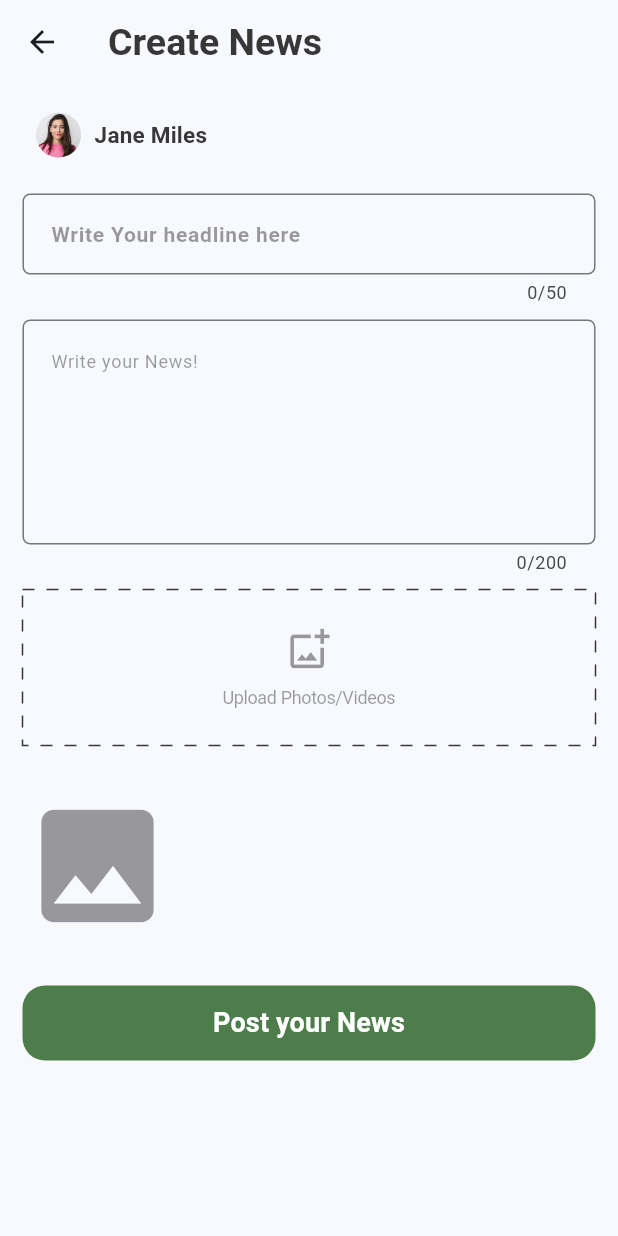
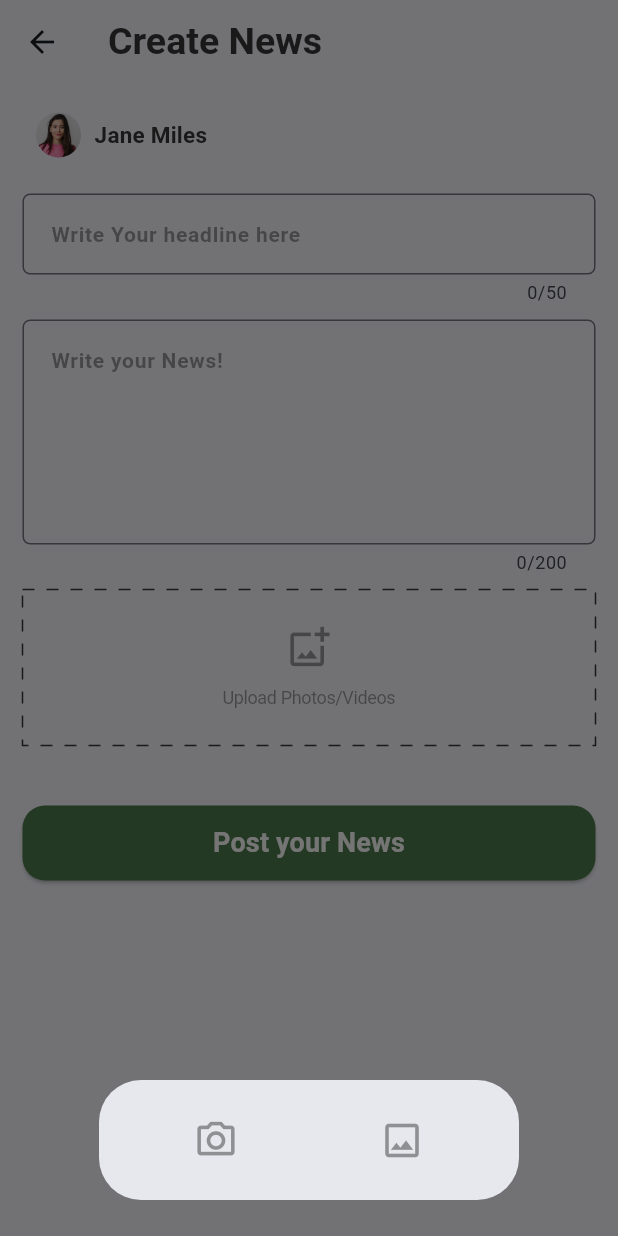
Before and after one commit to BhanuHasaranga/AgroConnect, a Flutter app: the CreateNews screen opened directly, after a tap on "Upload Photos/Videos", on a phone screen of 412 x 824 dp. Run offline on Flutter 3.47's test engine with Material 3 defaults, Android fonts, the light colour scheme and no system bars; drawn by our look-alikes of dotted_border; our stand-ins replace image_picker; Roboto replaces fonts that are missing (Poppins).

Commit message:
create news screen done

```diff
--- a/lib/screens/create_news_screen.dart
+++ b/lib/screens/create_news_screen.dart
@@ -1,11 +1,9 @@
+import '../widgets/imagePicker.dart';
+
 import 'dart:io';
-
-import 'package:dotted_border/dotted_border.dart';
 import 'package:flutter/material.dart';
 import 'package:image_picker/image_picker.dart';
-
-import '../widgets/imagePicker.dart';
-// import 'package:image_picker/image_picker.dart';
+import 'package:dotted_border/dotted_border.dart';
 
 class CreateNews extends StatefulWidget {
   const CreateNews({Key? key}) : super(key: key);
@@ -17,7 +15,7 @@ class CreateNews extends StatefulWidget {
 class _CreateNewsState extends State<CreateNews> {
   String headline = "";
   String news = "";
-  XFile? image_0;
+  List<XFile?> selectedImages = [];
 
   @override
   Widget build(BuildContext context) {
@@ -30,7 +28,6 @@ class _CreateNewsState extends State<CreateNews> {
             fontSize: 25,
             fontFamily: 'Poppins',
             fontWeight: FontWeight.w600,
-            height: 0,
           ),
         ),
       ),
@@ -38,15 +35,40 @@ class _CreateNewsState extends State<CreateNews> {
         padding: const EdgeInsets.symmetric(horizontal: 15, vertical: 10),
         child: Column(
           children: [
-            Row(
+            _buildUserDetails(),
+            const SizedBox(height: 15),
+            _buildTextField(
+              label: 'Write Your headline here',
+              maxLength: 50,
+              onChanged: (value) => setState(() => headline = value),
+            ),
+            const SizedBox(height: 10),
+            _buildTextField(
+              label: 'Write your News!',
+              maxLength: 200,
+              maxLines: 5,
+              onChanged: (value) => setState(() => news = value),
+            ),
+            const SizedBox(height: 10),
+            _buildImagePicker(),
+            const SizedBox(height: 20),
+            _buildImageGrid(),
+            const SizedBox(height: 20),
+            _buildPostButton(),
+          ],
+        ),
+      ),
+    );
+  }
+
+  Widget _buildUserDetails() {
+    return Row(
       children: [
         IconButton(
           onPressed: () {},
           icon: const CircleAvatar(
             radius: 15,
-                    backgroundImage: AssetImage(
-                      'lib/assets/user.png',
-                    ),
+            backgroundImage: AssetImage('lib/assets/user.png'),
           ),
         ),
         const Text(
@@ -56,35 +78,30 @@ class _CreateNewsState extends State<CreateNews> {
             fontSize: 15,
             fontFamily: 'Poppins',
             fontWeight: FontWeight.w600,
-                    height: 0,
             letterSpacing: 0.15,
           ),
         ),
       ],
-            ),
-            const SizedBox(
-              height: 15,
-            ),
-            // Text(
-            //   headline,
-            //   style: const TextStyle(
-            //     color: Color(0xFF373737),
-            //   ),
-            // ),
-            TextField(
-              maxLength: 50,
-              onSubmitted: (String str) {
-                setState(() {
-                  headline = str;
-                });
-              },
+    );
+  }
+
+  Widget _buildTextField({
+    required String label,
+    required int maxLength,
+    int maxLines = 1,
+    required ValueChanged<String> onChanged,
+  }) {
+    return TextField(
+      maxLength: maxLength,
+      maxLines: maxLines,
+      onChanged: onChanged,
       decoration: InputDecoration(
         contentPadding:
             const EdgeInsets.symmetric(vertical: 15, horizontal: 15),
         border: OutlineInputBorder(
           borderRadius: BorderRadius.circular(5.0),
         ),
-                hintText: 'Write Your headline here',
+        hintText: label,
         hintStyle: const TextStyle(
           color: Color(0x7F373737),
           fontSize: 14,
@@ -92,51 +109,16 @@ class _CreateNewsState extends State<CreateNews> {
           fontWeight: FontWeight.w600,
         ),
       ),
-            ),
-            const SizedBox(
-              height: 10,
-            ),
-            TextField(
-              maxLength: 200,
-              maxLines: 5,
-              // minLines: 1,
-              onSubmitted: (String str) {
-                setState(() {
-                  news = str;
-                });
-              },
-              decoration: InputDecoration(
-                contentPadding:
-                    const EdgeInsets.symmetric(vertical: 15, horizontal: 15),
-                border: OutlineInputBorder(
-                  borderRadius: BorderRadius.circular(5.0),
-                ),
-                hintText: 'Write your News!',
-                hintStyle: const TextStyle(
-                  color: Color(0x7F373737),
-                  fontSize: 12,
-                  fontFamily: 'Poppins',
-                  fontWeight: FontWeight.w400,
-                ),
-              ),
-            ),
-            const SizedBox(
-              height: 10,
-            ),
-            DottedBorder(
-              // strokeWidth: 1,
+    );
+  }
+
+  Widget _buildImagePicker() {
+    return GestureDetector(
+      onTap: _selectImage,
+      child: DottedBorder(
         dashPattern: [8, 8],
         radius: const Radius.circular(5),
         color: const Color(0xFF373737),
-              child: GestureDetector(
-                onTap: () {
-                  CustomImagePicker.showImagePickerDialog(context,
-                      (XFile? image) {
-                    setState(() {
-                      image_0 = image;
-                    });
-                  });
-                },
         child: Container(
           height: 100,
           child: const Center(
@@ -148,9 +130,7 @@ class _CreateNewsState extends State<CreateNews> {
                   color: Color(0x7F373737),
                   size: 30,
                 ),
-                        SizedBox(
-                          height: 10,
-                        ),
+                SizedBox(height: 10),
                 Text(
                   'Upload Photos/Videos',
                   style: TextStyle(
@@ -158,7 +138,6 @@ class _CreateNewsState extends State<CreateNews> {
                     fontSize: 12,
                     fontFamily: 'Poppins',
                     fontWeight: FontWeight.w400,
-                            height: 0,
                     letterSpacing: -0.24,
                   ),
                 ),
@@ -167,46 +146,48 @@ class _CreateNewsState extends State<CreateNews> {
           ),
         ),
       ),
+    );
+  }
+
+  Widget _buildImageGrid() {
+    return GridView.builder(
+      shrinkWrap: true,
+      gridDelegate: const SliverGridDelegateWithFixedCrossAxisCount(
+        crossAxisCount: 4,
+        crossAxisSpacing: 4.0,
+        mainAxisSpacing: 4.0,
       ),
-            const SizedBox(
-              height: 30,
-            ),
-            Row(
-              children: [
-                image_0 == null
+      itemCount: selectedImages.length,
+      itemBuilder: (context, index) {
+        return selectedImages[index] == null
             ? const Icon(
                 Icons.image,
                 color: Color(0x7F373737),
                 size: 100,
               )
             : Image.file(
-                        File(image_0!.path),
+                File(selectedImages[index]!.path),
                 width: 75,
                 height: 75,
                 fit: BoxFit.fill,
-                      ),
-              ],
-            ),
-            const SizedBox(
-              height: 30,
-            ),
-            Row(
+              );
+      },
+    );
+  }
+
+  Widget _buildPostButton() {
+    return Row(
       children: [
         Expanded(
-                  child: FilledButton(
+          child: ElevatedButton(
             onPressed: () {},
-                    style: ButtonStyle(
-                      shape: MaterialStateProperty.all<OutlinedBorder>(
-                        RoundedRectangleBorder(
+            style: ElevatedButton.styleFrom(
+              shape: RoundedRectangleBorder(
                 borderRadius: BorderRadius.circular(15.0),
               ),
-                      ),
-                      backgroundColor: MaterialStateProperty.all<Color>(
-                          const Color(0xFF4E7D4C)),
-                      fixedSize: MaterialStateProperty.all<Size>(
-                        const Size.fromHeight(
-                            50), // Set the desired height here
-                      ),
+              backgroundColor: const Color(0xFF4E7D4C),
+              padding: const EdgeInsets.all(0),
+              fixedSize: const Size.fromHeight(50),
             ),
             child: const Text(
               'Post your News',
@@ -220,21 +201,28 @@ class _CreateNewsState extends State<CreateNews> {
           ),
         ),
       ],
-            ),
-          ],
-        ),
+    );
+  }
+
+  Future<void> _selectImage() async {
+    if (selectedImages.length >= 4) {
+      ScaffoldMessenger.of(context).showSnackBar(
+        SnackBar(
+          content: const Text('You can\'t select more than 4 images'),
         ),
       );
+      return;
+    }
+
+    XFile? image = await CustomImagePicker.showImagePickerDialog(context);
+    if (image != null) {
+      setState(() {
+        selectedImages.add(image);
+        print('Selected Images:');
+        for (var i = 0; i < selectedImages.length; i++) {
+          print(selectedImages[i]?.path);
+        }
+      });
     }
   }
-
-// Future selectImage() {
-//   return showDialog(
-//     context: context,
-//     builder: (BuildContext context) {
-//       return Dialog(
-//         child: Text('hi'),
-//       );
-//     },
-//   );
-// }
+}
```
Lines whose indentation alone changed are shown as unchanged.
